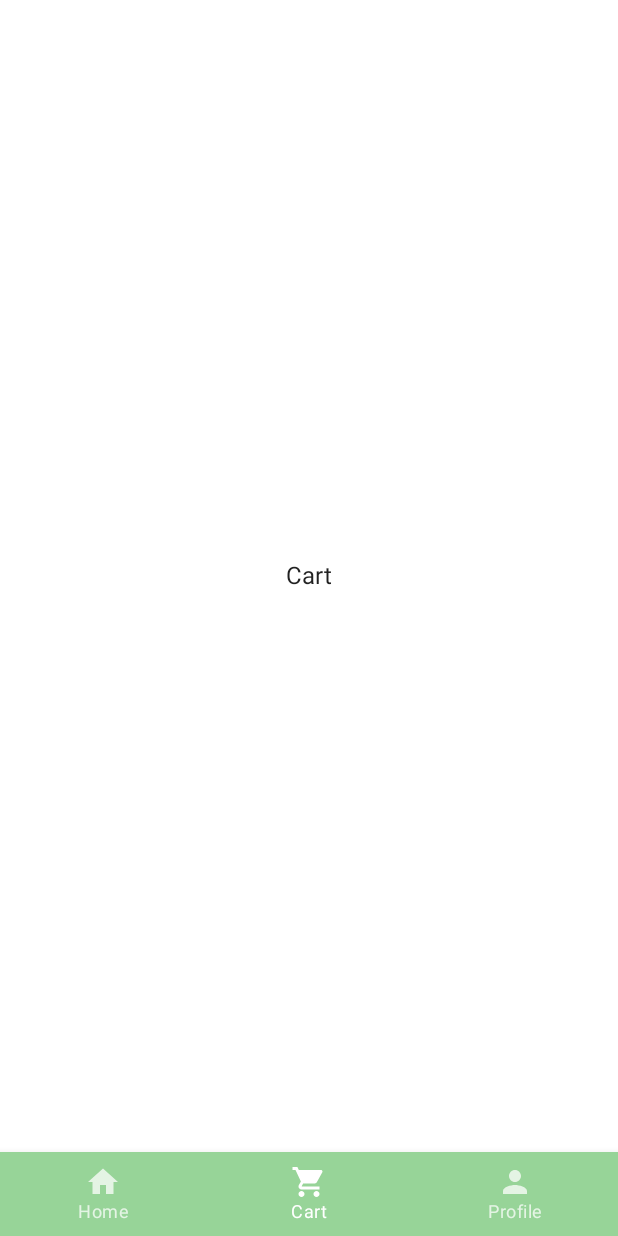
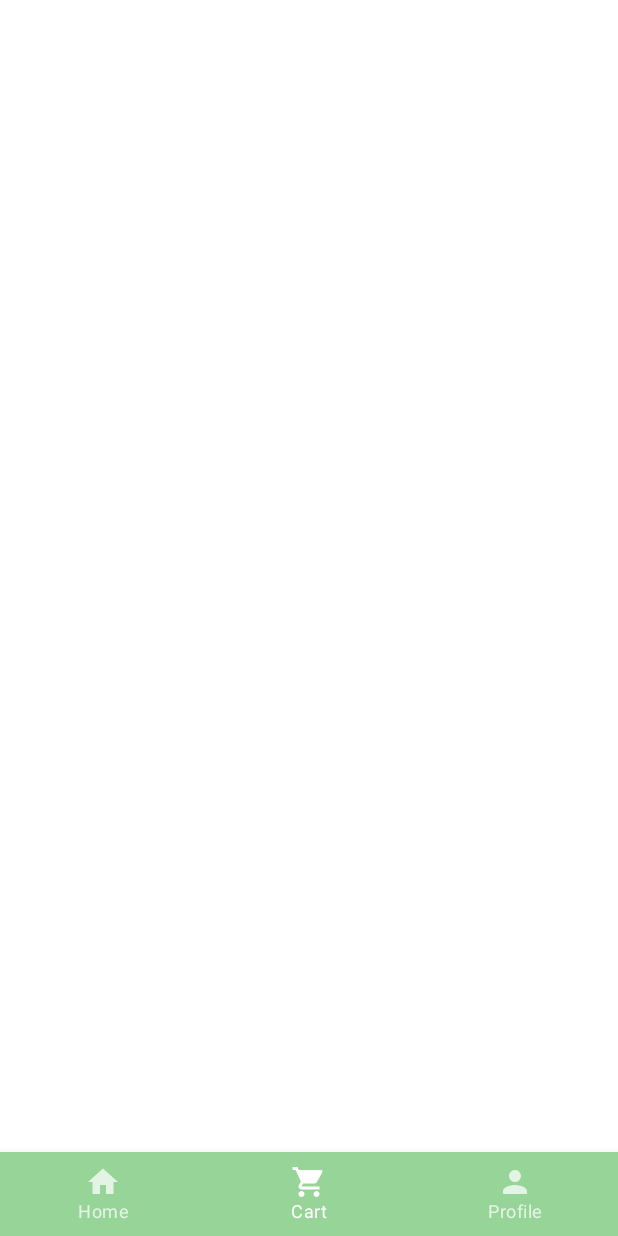
Before and after one commit to Fatimazza/MyCafeApp, an Android app built with Jetpack Compose: the CartScreen screen opened through its navigation route, on a phone screen of 412 x 824 dp. Run offline under Robolectric (Android 15) with nearby library versions, the phone set to English and light mode, and no system bars.

Commit message:
Cart - Remove unused layout

```diff
--- a/app/src/main/java/io/github/fatimazza/mycafeapp/ui/screen/cart/CartScreen.kt
+++ b/app/src/main/java/io/github/fatimazza/mycafeapp/ui/screen/cart/CartScreen.kt
@@ -8,7 +8,6 @@ import androidx.compose.material.MaterialTheme
 import androidx.compose.material.Text
 import androidx.compose.material.TopAppBar
 import androidx.compose.runtime.Composable
-import androidx.compose.ui.Alignment
 import androidx.compose.ui.Modifier
 import androidx.compose.ui.res.stringResource
 import androidx.compose.ui.text.font.FontWeight
@@ -23,14 +22,8 @@ import io.github.fatimazza.mycafeapp.ui.theme.MyCafeAppTheme
 
 @Composable
 fun CartScreen(
-    modifier: Modifier = Modifier
 ) {
-    Box(
-        modifier = modifier.fillMaxSize(),
-        contentAlignment = Alignment.Center,
-    ) {
-        Text(stringResource(R.string.menu_cart))
-    }
+
 }
 
 @Composable
```
